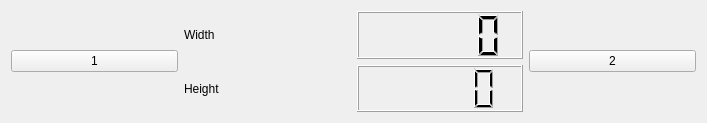
Qt form Source/src/MainWindow.ui (domi4484/pixelmeter) before a commit.
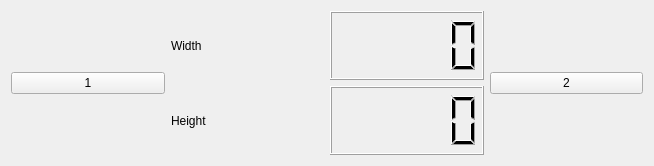
The same form after that commit.

Diff of the .ui file:
```diff
--- a/Source/src/MainWindow.ui
+++ b/Source/src/MainWindow.ui
@@ -6,8 +6,8 @@
    <rect>
     <x>0</x>
     <y>0</y>
-    <width>707</width>
-    <height>123</height>
+    <width>654</width>
+    <height>166</height>
    </rect>
   </property>
   <property name="windowTitle">
```
